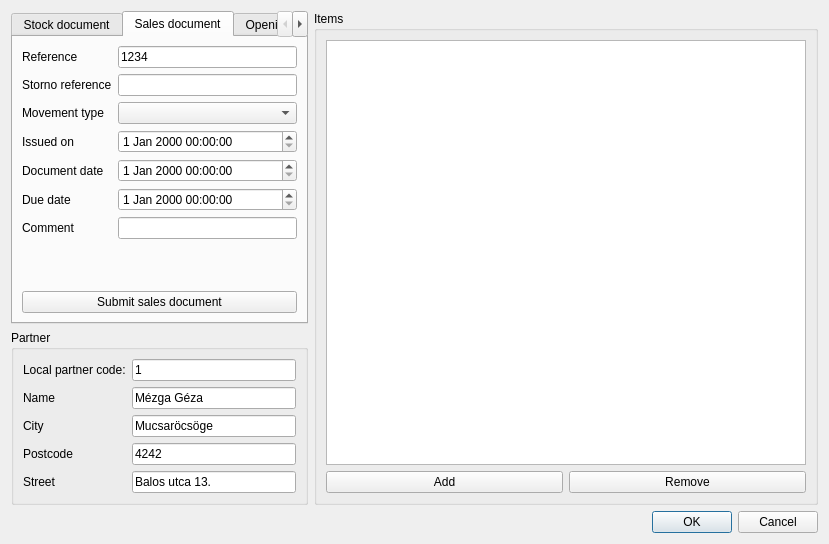
This is dialogndnmovementtester.ui in martonmiklos/ndn_tester as Qt 5 draws it before an edit. The edited form follows.
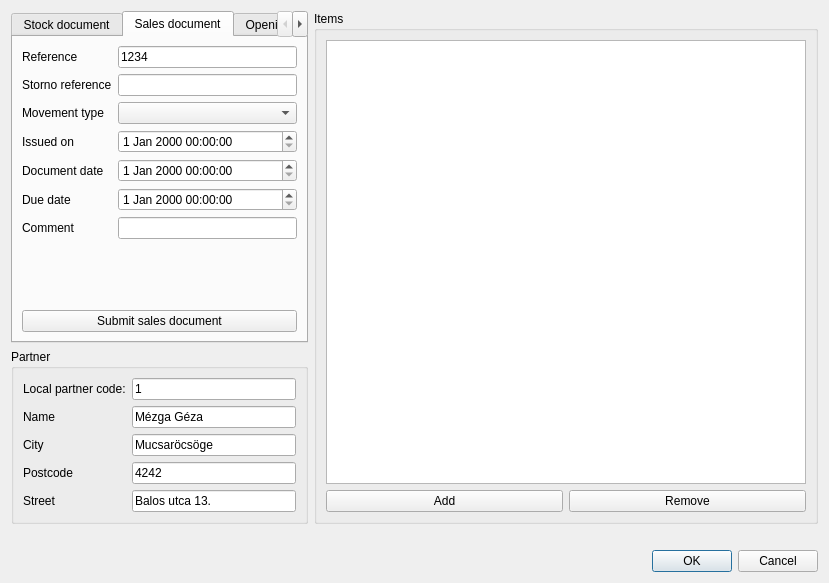
This is the edited form. Custom widgets are drawn as their Qt base class.

Commit message: - Added add button to the NDN product selector dialog

Diff of the .ui file:
```diff
--- a/dialogndnmovementtester.ui
+++ b/dialogndnmovementtester.ui
@@ -7,7 +7,7 @@
     <x>0</x>
     <y>0</y>
     <width>829</width>
-    <height>544</height>
+    <height>583</height>
    </rect>
   </property>
   <property name="windowTitle">
@@ -430,7 +430,7 @@
      </layout>
     </widget>
    </item>
-   <item row="2" column="0" colspan="2">
+   <item row="3" column="0" colspan="2">
     <widget class="QDialogButtonBox" name="buttonBox">
      <property name="orientation">
       <enum>Qt::Horizontal</enum>
@@ -440,6 +440,13 @@
      </property>
     </widget>
    </item>
+   <item row="2" column="0" colspan="2">
+    <widget class="QLabel" name="labelTransactionResult">
+     <property name="text">
+      <string/>
+     </property>
+    </widget>
+   </item>
   </layout>
  </widget>
  <customwidgets>
```
The commit also changes 4 other files.
